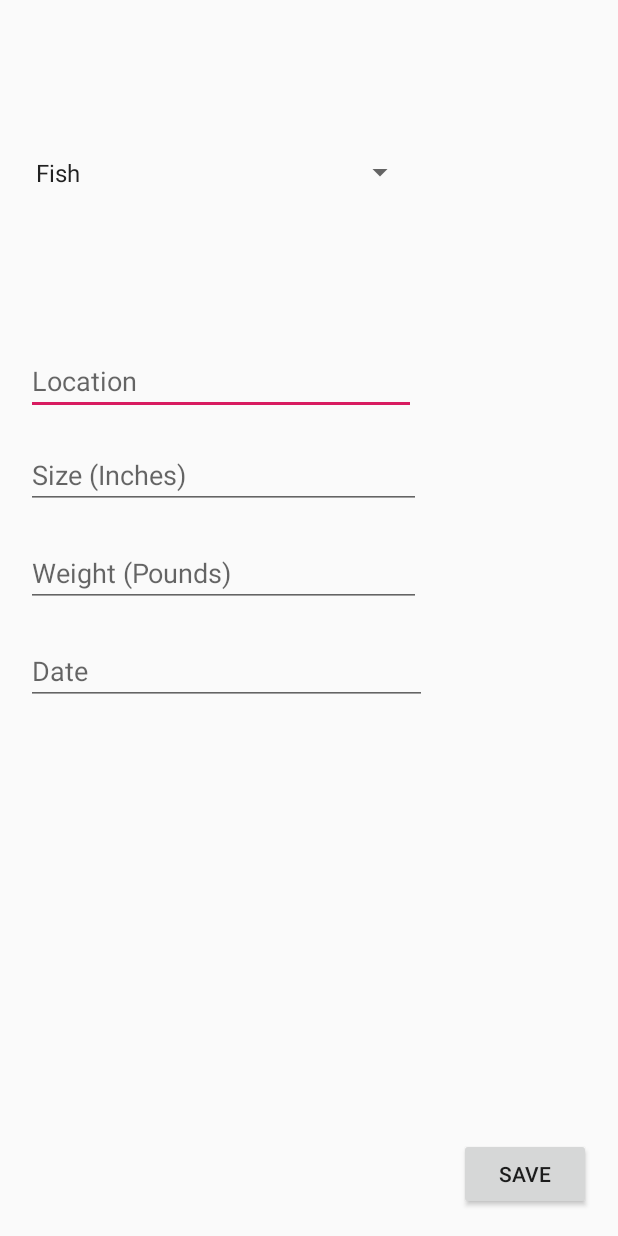
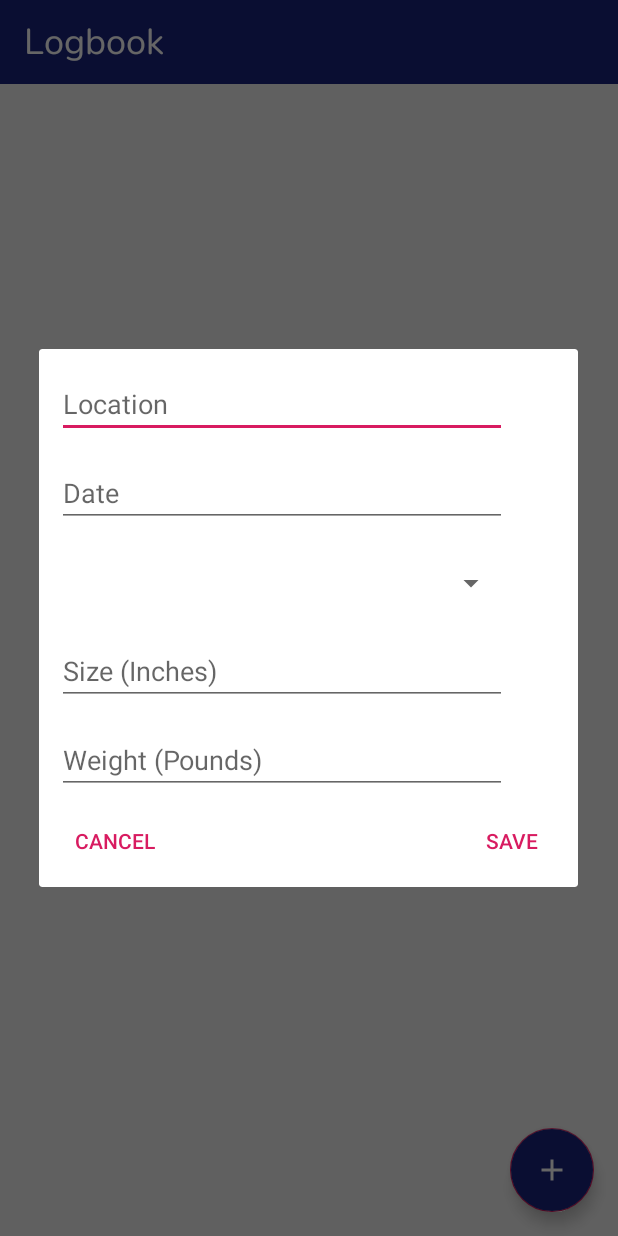
Before and after one commit to OntarioFish/OntarioFish, an Android app: the Logbook screen opened directly, with no data from a screen before it, after a tap on an icon or button, on a phone screen of 412 x 824 dp. Run offline under Robolectric (Android 15) with nearby library versions, the phone set to English and light mode, and no system bars; Roboto replaces fonts that are not available here.

Commit message:
fixed logbook so now incomplete entries can be added with ui differences being accounted for

```diff
--- a/app/src/main/java/android/example/ontariofish/EnterLogEntry.java
+++ /dev/null
@@ -1,98 +0,0 @@
-package android.example.ontariofish;
-
-import android.content.Intent;
-import android.content.SharedPreferences;
-import android.os.Bundle;
-import android.view.View;
-import android.widget.Button;
-import android.widget.EditText;
-import android.widget.Spinner;
-
-import androidx.appcompat.app.AppCompatActivity;
-
-import com.google.gson.Gson;
-import com.google.gson.reflect.TypeToken;
-
-import java.lang.reflect.Type;
-import java.util.ArrayList;
-
-public class EnterLogEntry extends AppCompatActivity {
-
-    public ArrayList<MyEntry> mEntryList;
-    public String[] fishes = new String[]{"Brook Trout", "Channel Catfish", "Common Carp",
-            "Lake Trout", "Largemouth Bass", "Muskellunge", "Northern Pike", "Pumpkinseed",
-    "Rainbow Trout", "Rock Bass", "Sauger", "Smallmouth Bass", "Walleye", "White Crappie",
-    "Yellow Perch"};
-
-    @Override
-    protected void onCreate(Bundle savedInstanceState) {
-        super.onCreate(savedInstanceState);
-        setContentView(R.layout.enter_log_entry);
-        setSaveButton();
-        loadData();
-    }
-
-    private void setSaveButton() {
-        Button buttonSave = findViewById(R.id.save_button);
-
-        buttonSave.setOnClickListener(new View.OnClickListener() {
-            @Override
-            public void onClick(View v) {
-                Spinner line1 = findViewById(R.id.fish_spinner);
-                EditText line2 = findViewById(R.id.editTextLocation);
-                EditText line3 = findViewById(R.id.editTextSize);
-                EditText line4 = findViewById(R.id.editTextWeight);
-                EditText line5 = findViewById(R.id.editTextDate);
-                if (!line1.getSelectedItem().toString().matches("") &&
-                        !line2.getText().toString().matches("") &&
-                        !line3.getText().toString().matches("") &&
-                        !line4.getText().toString().matches("") &&
-                        !line5.getText().toString().matches("")) {
-                    saveData(line1.getSelectedItem().toString(), line2.getText().toString(),
-                            line3.getText().toString(), line4.getText().toString(),
-                            line5.getText().toString());
-                    line1.setSelection(0);
-                    line2.getText().clear();
-                    line3.getText().clear();
-                    line4.getText().clear();
-                    line5.getText().clear();
-
-                    Intent i = new Intent(EnterLogEntry.this, Logbook.class);
-                    startActivity(i);
-                    overridePendingTransition(R.anim.fade_in, R.anim.fade_out);
-                    finish();
-                }
-            }
-        });
-
-    }
-
-    private void loadData() {
-        SharedPreferences sharedPreferences = getSharedPreferences("shared preferences", MODE_PRIVATE);
-        Gson gson = new Gson();
-        String json = sharedPreferences.getString("task list", null);
-        Type type = new TypeToken<ArrayList<MyEntry>>() {}.getType();
-        mEntryList = gson.fromJson(json, type);
-        if (mEntryList == null) {
-            mEntryList = new ArrayList<>();
-        }
-    }
-
-    private void saveData(String line1, String line2, String line3, String line4, String line5) {
-        mEntryList.add(new MyEntry(line1, line2, line3, line4, line5));
-        SharedPreferences sharedPreferences = getSharedPreferences("shared preferences", MODE_PRIVATE);
-        SharedPreferences.Editor editor = sharedPreferences.edit();
-        Gson gson = new Gson();
-        String json = gson.toJson(mEntryList);
-        editor.putString("task list", json);
-        editor.apply();
-    }
-
-    @Override
-    public void onBackPressed() {
-        super.onBackPressed();
-        Intent i = new Intent(EnterLogEntry.this, Logbook.class);
-        startActivity(i);
-        overridePendingTransition(R.anim.fade_in, R.anim.fade_out);
-    }
-}
--- a/app/src/main/java/android/example/ontariofish/Logbook.java
+++ b/app/src/main/java/android/example/ontariofish/Logbook.java
@@ -17,7 +17,7 @@ import com.google.gson.reflect.TypeToken;
 import java.lang.reflect.Type;
 import java.util.ArrayList;
 
-public class Logbook extends AppCompatActivity implements EntryAdapter.ViewHolder.OnEntryListener, LogbookDialog.LogbookDialogListener {
+public class Logbook extends AppCompatActivity implements EntryAdapter.ViewHolder.OnEntryListener, LogbookDeleteDialog.LogbookDialogListener, LogbookEntryDialog.LogbookDialogListener {
 
     ArrayList<MyEntry> mEntryList;
 
@@ -39,10 +39,8 @@ public class Logbook extends AppCompatActivity implements EntryAdapter.ViewHolde
         fab.setOnClickListener(new View.OnClickListener() {
             @Override
             public void onClick(View v) {
-                Intent intent = new Intent(Logbook.this, EnterLogEntry.class);
-                startActivity(intent);
-                overridePendingTransition(R.anim.fade_in, R.anim.fade_out);
-                finish();
+                LogbookEntryDialog logbookEntryDialog = new LogbookEntryDialog();
+                logbookEntryDialog.show(getSupportFragmentManager(), "logbook dialog");
             }
         });
     }
@@ -73,9 +71,9 @@ public class Logbook extends AppCompatActivity implements EntryAdapter.ViewHolde
 
     @Override
     public void OnEntryClick(int position) {
-        LogbookDialog logbookDialog = new LogbookDialog();
-        logbookDialog.show(getSupportFragmentManager(), "logbook dialog");
-        logbookDialog.setPosition(position);
+        LogbookDeleteDialog logbookDeleteDialog = new LogbookDeleteDialog();
+        logbookDeleteDialog.show(getSupportFragmentManager(), "logbook dialog");
+        logbookDeleteDialog.setPosition(position);
     }
 
     @Override
--- /dev/null
+++ b/app/src/main/java/android/example/ontariofish/LogbookEntryDialog.java
@@ -0,0 +1,100 @@
+package android.example.ontariofish;
+
+import android.app.AlertDialog;
+import android.app.Dialog;
+import android.content.Context;
+import android.content.DialogInterface;
+import android.content.SharedPreferences;
+import android.os.Bundle;
+import android.view.LayoutInflater;
+import android.view.View;
+import android.widget.EditText;
+import android.widget.Spinner;
+import android.widget.TextView;
+
+import androidx.annotation.NonNull;
+import androidx.appcompat.app.AppCompatDialogFragment;
+
+import com.google.gson.Gson;
+import com.google.gson.reflect.TypeToken;
+
+import java.lang.reflect.Type;
+import java.util.ArrayList;
+import java.util.Objects;
+
+public class LogbookEntryDialog extends AppCompatDialogFragment {
+
+    private LogbookDialogListener listener;
+    ArrayList<MyEntry> mEntryList;
+
+    @NonNull
+    @Override
+    public Dialog onCreateDialog(Bundle savedInstanceState) {
+        SharedPreferences sp = getActivity().getSharedPreferences("shared preferences", Context.MODE_PRIVATE);
+        Gson gson = new Gson();
+        String json = sp.getString("task list", null);
+        Type type = new TypeToken<ArrayList<MyEntry>>() {}.getType();
+        mEntryList = gson.fromJson(json, type);
+        if (mEntryList == null) {
+            mEntryList = new ArrayList<>();
+        }
+
+        AlertDialog.Builder builder = new AlertDialog.Builder(getActivity());
+        LayoutInflater inflater = Objects.requireNonNull(getActivity()).getLayoutInflater();
+        final View view = inflater.inflate(R.layout.logbook_add_entry_dialog, null);
+
+        builder.setView(view)
+                .setPositiveButton("Save", new DialogInterface.OnClickListener() {
+
+                    @Override
+                    public void onClick(DialogInterface dialogInterface, int i) {
+                        Spinner line1 = view.findViewById(R.id.fish_spinner2);
+                        EditText line2 = view.findViewById(R.id.editTextLocation2);
+                        EditText line3 = view.findViewById(R.id.editTextSize2);
+                        EditText line4 = view.findViewById(R.id.editTextWeight2);
+                        EditText line5 = view.findViewById(R.id.editTextDate2);
+                        if (!line1.getSelectedItem().toString().matches("") ||
+                                !line2.getText().toString().matches("") ||
+                                !line3.getText().toString().matches("") ||
+                                !line4.getText().toString().matches("") ||
+                                !line5.getText().toString().matches("")) {
+                            saveData(line1.getSelectedItem().toString(), line2.getText().toString(),
+                                    line3.getText().toString(), line4.getText().toString(),
+                                    line5.getText().toString());
+                        }
+                        getActivity().finish();
+                        getActivity().overridePendingTransition(0, 0);
+                        startActivity(getActivity().getIntent());
+                        getActivity().overridePendingTransition(0, 0);
+                    }
+                })
+                .setNeutralButton("Cancel", new DialogInterface.OnClickListener() {
+                    @Override
+                    public void onClick(DialogInterface dialogInterface, int i) {}
+                });
+        return builder.create();
+    }
+
+    @Override
+    public void onAttach(Context context) {
+        super.onAttach(context);
+        try {
+            listener = (LogbookDialogListener) context;
+        } catch (ClassCastException e) {
+            throw new ClassCastException(context.toString() + "must implement LogbookDialogListener");
+        }
+    }
+
+    public interface LogbookDialogListener{}
+
+    private void saveData(String line1, String line2, String line3, String line4, String line5) {
+        mEntryList.add(new MyEntry(line1, line2, line3, line4, line5));
+        SharedPreferences sharedPreferences = getActivity().getSharedPreferences("shared preferences", Context.MODE_PRIVATE);
+        SharedPreferences.Editor editor = sharedPreferences.edit();
+        Gson gson = new Gson();
+        String json = gson.toJson(mEntryList);
+        editor.putString("task list", json);
+        editor.apply();
+    }
+
+}
--- a/app/src/main/java/android/example/ontariofish/MapsActivity.java
+++ b/app/src/main/java/android/example/ontariofish/MapsActivity.java
@@ -157,10 +157,12 @@ public class MapsActivity extends FragmentActivity implements OnMapReadyCallback
             case R.id.logbook_menu_item:
                 Intent intent = new Intent(MapsActivity.this, Logbook.class);
                 startActivity(intent);
+                overridePendingTransition(R.anim.fade_in, R.anim.fade_out);
                 break;
             case R.id.fish_list_menu_item:
                 intent = new Intent(MapsActivity.this, FishInfo.class);
                 startActivity(intent);
+                overridePendingTransition(R.anim.fade_in, R.anim.fade_out);
                 break;
         }
 
--- a/app/src/main/res/layout/enter_log_entry.xml
+++ /dev/null
@@ -1,78 +0,0 @@
-<?xml version="1.0" encoding="utf-8"?>
-<androidx.constraintlayout.widget.ConstraintLayout
-    xmlns:android="http://schemas.android.com/apk/res/android"
-    xmlns:app="http://schemas.android.com/apk/res-auto"
-    xmlns:tools="http://schemas.android.com/tools"
-    android:layout_width="match_parent"
-    android:layout_height="match_parent">
-
-    <Spinner
-        android:id="@+id/fish_spinner"
-        android:layout_width="261dp"
-        android:layout_height="34dp"
-        android:layout_marginStart="16dp"
-        android:layout_marginTop="16dp"
-        android:layout_marginBottom="22dp"
-        android:entries="@array/fishes"
-        app:layout_constraintBottom_toTopOf="@+id/editTextLocation"
-        app:layout_constraintStart_toStartOf="parent"
-        app:layout_constraintTop_toTopOf="parent" />
-
-    <EditText
-        android:id="@+id/editTextLocation"
-        android:layout_width="260dp"
-        android:layout_height="41dp"
-        android:layout_marginStart="17dp"
-        android:layout_marginBottom="19dp"
-        android:ems="10"
-        android:hint="@string/location_text_box"
-        android:inputType="textPersonName"
-        app:layout_constraintBottom_toTopOf="@+id/editTextSize"
-        app:layout_constraintStart_toStartOf="parent" />
-
-    <EditText
-        android:id="@+id/editTextSize"
-        android:layout_width="263dp"
-        android:layout_height="43dp"
-        android:layout_marginStart="17dp"
-        android:layout_marginBottom="22dp"
-        android:ems="10"
-        android:hint="@string/size_text_box"
-        android:inputType="numberDecimal"
-        app:layout_constraintBottom_toTopOf="@+id/editTextWeight"
-        app:layout_constraintStart_toStartOf="parent" />
-
-    <EditText
-        android:id="@+id/editTextWeight"
-        android:layout_width="263dp"
-        android:layout_height="43dp"
-        android:layout_marginStart="17dp"
-        android:layout_marginBottom="21dp"
-        android:ems="10"
-        android:hint="@string/weight_text_box"
-        android:inputType="numberDecimal"
-        app:layout_constraintBottom_toTopOf="@+id/editTextDate"
-        app:layout_constraintStart_toStartOf="parent" />
-
-    <EditText
-        android:id="@+id/editTextDate"
-        android:layout_width="267dp"
-        android:layout_height="44dp"
-        android:layout_marginStart="17dp"
-        android:layout_marginBottom="354dp"
-        android:ems="10"
-        android:hint="@string/date_text_box"
-        android:inputType="date"
-        app:layout_constraintBottom_toBottomOf="parent"
-        app:layout_constraintStart_toStartOf="parent" />
-
-    <Button
-        android:id="@+id/save_button"
-        android:layout_width="wrap_content"
-        android:layout_height="wrap_content"
-        android:layout_marginEnd="18dp"
-        android:layout_marginBottom="17dp"
-        android:text="@string/save_entry"
-        app:layout_constraintBottom_toBottomOf="parent"
-        app:layout_constraintEnd_toEndOf="parent" />
-</androidx.constraintlayout.widget.ConstraintLayout>
--- /dev/null
+++ b/app/src/main/res/layout/logbook_add_entry_dialog.xml
@@ -0,0 +1,66 @@
+<?xml version="1.0" encoding="utf-8"?>
+<androidx.constraintlayout.widget.ConstraintLayout
+    xmlns:android="http://schemas.android.com/apk/res/android"
+    xmlns:app="http://schemas.android.com/apk/res-auto"
+    xmlns:tools="http://schemas.android.com/tools"
+    android:layout_width="match_parent"
+    android:layout_height="match_parent">
+
+    <EditText
+        android:id="@+id/editTextLocation2"
+        android:layout_width="300dp"
+        android:layout_height="43dp"
+        android:layout_marginStart="12dp"
+        android:layout_marginTop="16dp"
+        android:ems="10"
+        android:hint="@string/location_text_box"
+        android:inputType="textPersonName"
+        app:layout_constraintStart_toStartOf="parent"
+        app:layout_constraintTop_toTopOf="parent" />
+
+    <EditText
+        android:id="@+id/editTextDate2"
+        android:layout_width="300dp"
+        android:layout_height="43dp"
+        android:layout_marginStart="12dp"
+        android:layout_marginTop="16dp"
+        android:ems="10"
+        android:hint="@string/date_text_box"
+        android:inputType="date"
+        app:layout_constraintStart_toStartOf="parent"
+        app:layout_constraintTop_toBottomOf="@+id/editTextLocation2" />
+
+    <EditText
+        android:id="@+id/editTextWeight2"
+        android:layout_width="300dp"
+        android:layout_height="43dp"
+        android:layout_marginStart="12dp"
+        android:layout_marginTop="16dp"
+        android:ems="10"
+        android:hint="@string/weight_text_box"
+        android:inputType="numberDecimal"
+        app:layout_constraintStart_toStartOf="parent"
+        app:layout_constraintTop_toBottomOf="@+id/editTextSize2" />
+
+    <EditText
+        android:id="@+id/editTextSize2"
+        android:layout_width="300dp"
+        android:layout_height="43dp"
+        android:layout_marginStart="12dp"
+        android:layout_marginTop="16dp"
+        android:ems="10"
+        android:hint="@string/size_text_box"
+        android:inputType="numberDecimal"
+        app:layout_constraintStart_toStartOf="parent"
+        app:layout_constraintTop_toBottomOf="@+id/fish_spinner2" />
+
+    <Spinner
+        android:id="@+id/fish_spinner2"
+        android:layout_width="300dp"
+        android:layout_height="43dp"
+        android:layout_marginStart="12dp"
+        android:layout_marginTop="16dp"
+        android:entries="@array/fishes"
+        app:layout_constraintStart_toStartOf="parent"
+        app:layout_constraintTop_toBottomOf="@+id/editTextDate2" />
+</androidx.constraintlayout.widget.ConstraintLayout>
--- a/app/src/main/res/values/strings.xml
+++ b/app/src/main/res/values/strings.xml
@@ -42,7 +42,7 @@
     <string name="fish_name_text_box">Fish Type</string>
 
     <string-array name="fishes">
-        <item>Fish</item>
+        <item> </item>
         <item>Brook Trout</item>
         <item>Channel Catfish</item>
         <item>Common Carp</item>
```
Also changed, not shown: app/src/main/java/android/example/ontariofish/EntryAdapter.java (+41 -4 lines), app/src/main/java/android/example/ontariofish/LogbookDeleteDialog.java (renamed from app/src/main/java/android/example/ontariofish/LogbookDialog.java, +35 -29 lines), app/src/main/res/layout/logbook_entry_click_dialog.xml (renamed from app/src/main/res/layout/entry_dialog.xml, +5 -11 lines), app/src/main/res/layout/logbook_entry_text.xml (renamed from app/src/main/res/layout/logbook_entry.xml).
